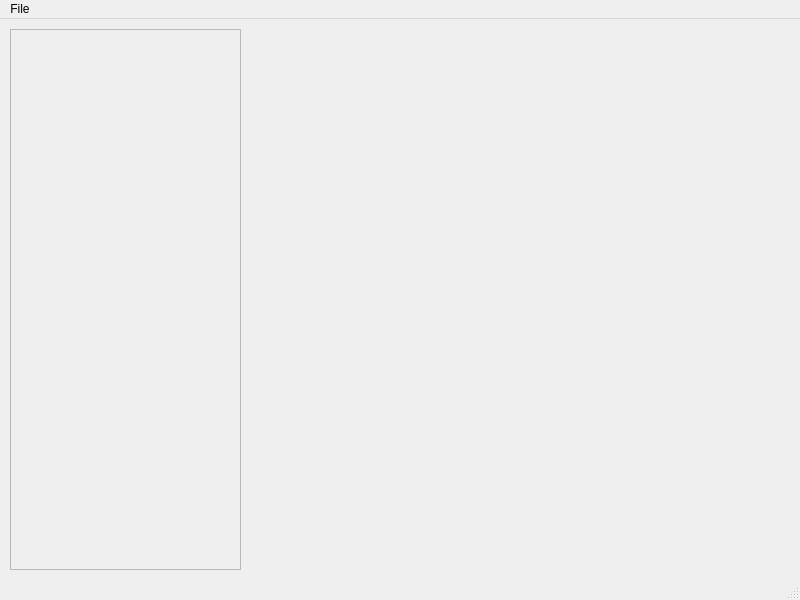
First picture: the form in project/CCC_Cute_Cpp_Calendar/gui/mainwindow.ui, repository GrayNeel/Calendary-and-ToDo-List, before the edit.
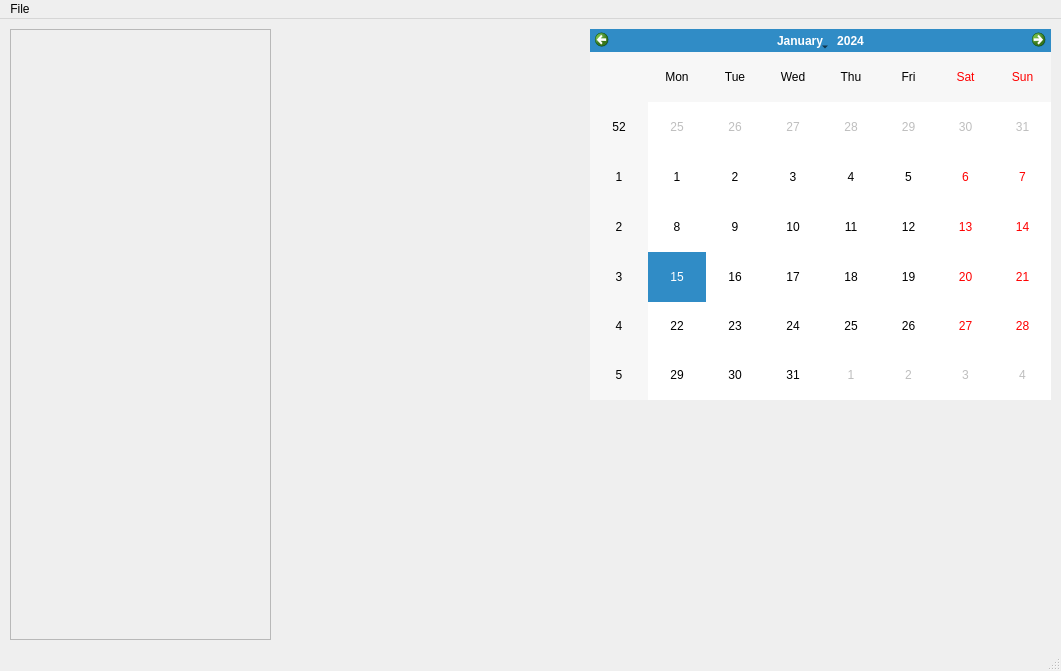
Second picture: the form after the edit.

Commit message: feat: added visual feedback of calendar add

Patch:
```diff
--- a/project/CCC_Cute_Cpp_Calendar/gui/mainwindow.ui
+++ b/project/CCC_Cute_Cpp_Calendar/gui/mainwindow.ui
@@ -6,8 +6,8 @@
    <rect>
     <x>0</x>
     <y>0</y>
-    <width>800</width>
-    <height>600</height>
+    <width>1061</width>
+    <height>671</height>
    </rect>
   </property>
   <property name="windowTitle">
@@ -19,10 +19,31 @@
      <rect>
       <x>10</x>
       <y>10</y>
-      <width>231</width>
-      <height>541</height>
+      <width>261</width>
+      <height>611</height>
      </rect>
     </property>
+    <property name="sizePolicy">
+     <sizepolicy hsizetype="Expanding" vsizetype="Expanding">
+      <horstretch>0</horstretch>
+      <verstretch>0</verstretch>
+     </sizepolicy>
+    </property>
+    <property name="maximumSize">
+     <size>
+      <width>261</width>
+      <height>611</height>
+     </size>
+    </property>
+    <property name="autoFillBackground">
+     <bool>true</bool>
+    </property>
+    <property name="horizontalScrollBarPolicy">
+     <enum>Qt::ScrollBarAlwaysOff</enum>
+    </property>
+    <property name="sizeAdjustPolicy">
+     <enum>QAbstractScrollArea::AdjustToContents</enum>
+    </property>
     <property name="widgetResizable">
      <bool>true</bool>
     </property>
@@ -31,19 +52,29 @@
       <rect>
        <x>0</x>
        <y>0</y>
-       <width>229</width>
-       <height>539</height>
+       <width>259</width>
+       <height>609</height>
       </rect>
      </property>
     </widget>
    </widget>
+   <widget class="QCalendarWidget" name="calendarWidget">
+    <property name="geometry">
+     <rect>
+      <x>590</x>
+      <y>10</y>
+      <width>461</width>
+      <height>371</height>
+     </rect>
+    </property>
+   </widget>
   </widget>
   <widget class="QMenuBar" name="menubar">
    <property name="geometry">
     <rect>
      <x>0</x>
      <y>0</y>
-     <width>800</width>
+     <width>1061</width>
      <height>20</height>
     </rect>
    </property>
```
The commit also changes 7 other files.
